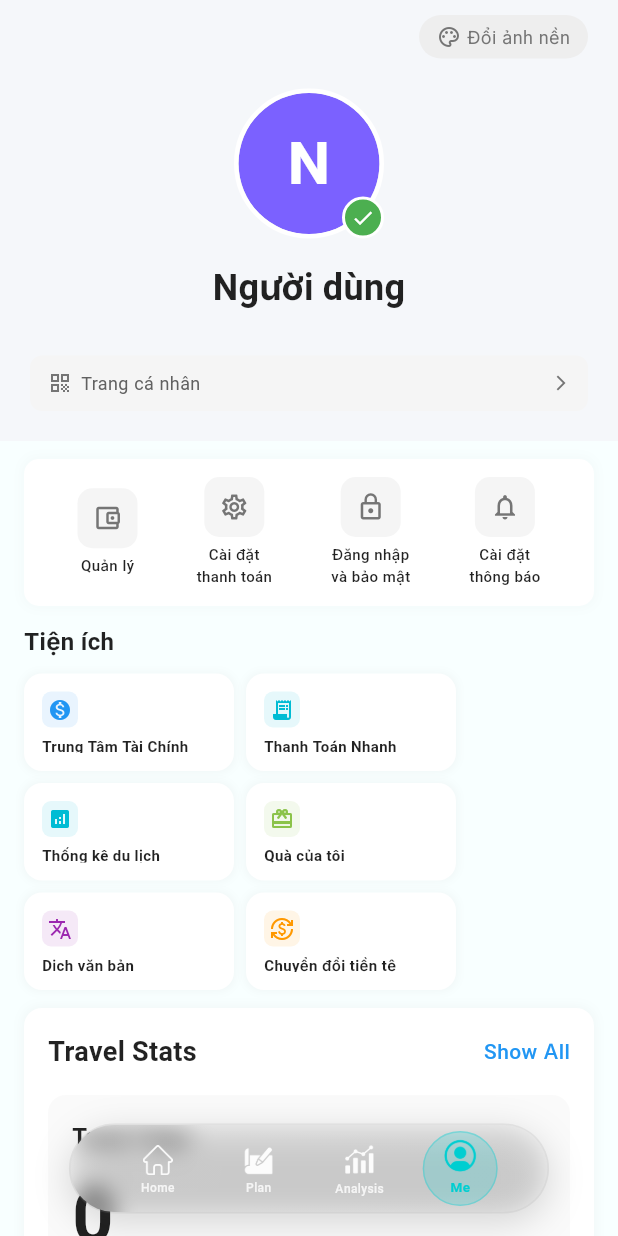
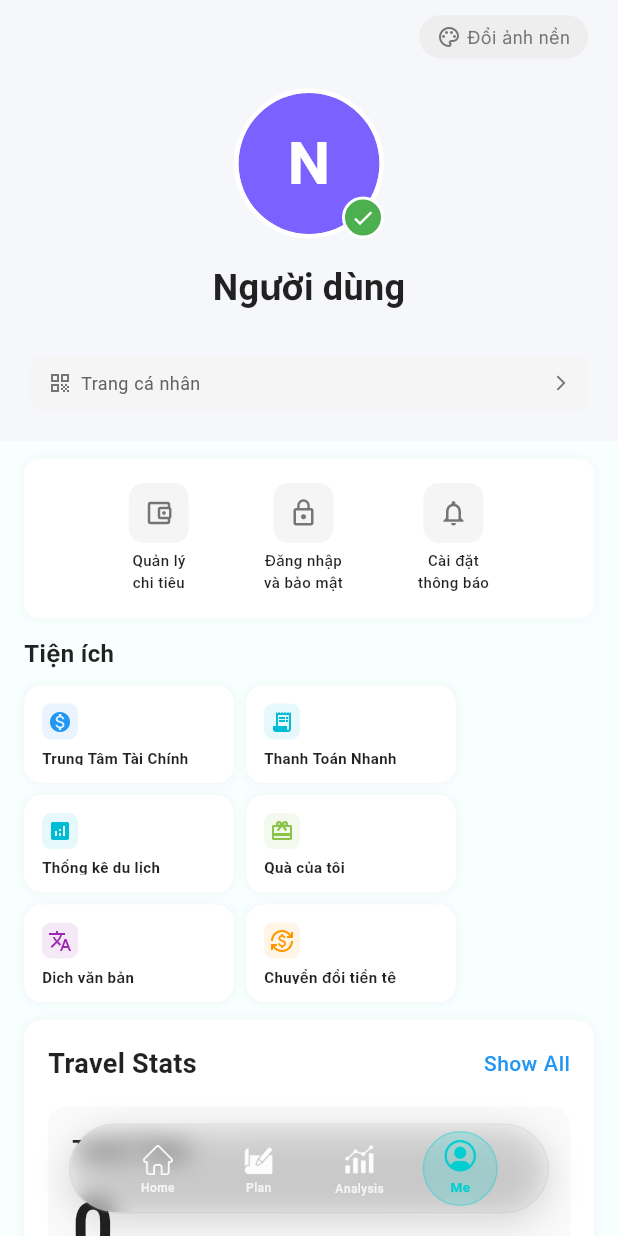
Before and after one commit to lephuckhang186/TravelerApplication, a Flutter app: the screen it shows once a user with an empty profile is signed in, item 4 of the bottom bar chosen, on a phone screen of 412 x 824 dp. Run offline on Flutter 3.47's test engine with Material 3 defaults, Android fonts, the light colour scheme and no system bars; our stand-ins replace cloud_firestore, device_preview, dio, firebase_auth, firebase_core, fl_chart and 6 more; missing offline and left inert: bcrypt; accounts and stored records are empty; network calls fail; Roboto replaces fonts that are missing (Quattrocento).

Commit message:
delete button payment settings

```diff
--- a/lib/screens/settings_screen.dart
+++ b/lib/screens/settings_screen.dart
@@ -558,11 +558,11 @@ class _SettingsScreenState extends State<SettingsScreen>
     );
   }
 
-  /// Quick Actions Section (4 icons) - matching tôi1.jpg
+  /// Quick Actions Section (3 icons) - evenly spaced and balanced
   Widget _buildQuickActions() {
     return Container(
       margin: const EdgeInsets.symmetric(horizontal: 16),
-      padding: const EdgeInsets.symmetric(horizontal: 16, vertical: 12),
+      padding: const EdgeInsets.symmetric(horizontal: 20, vertical: 16),
       decoration: BoxDecoration(
         color: Colors.white,
         borderRadius: BorderRadius.circular(10),
@@ -575,21 +575,14 @@ class _SettingsScreenState extends State<SettingsScreen>
         ],
       ),
       child: Row(
-        mainAxisAlignment: MainAxisAlignment.spaceAround,
+        mainAxisAlignment: MainAxisAlignment.spaceEvenly,
         children: [
           _buildQuickActionItem(
             Icons.account_balance_wallet_outlined,
-            'Quản lý',
+            'Quản lý\nchi tiêu',
             Colors.grey[600]!,
             null,
             () => _onExpenseManagement(),
-          ),
-          _buildQuickActionItem(
-            Icons.settings_outlined,
-            'Cài đặt\nthanh toán',
-            Colors.grey[600]!,
-            null,
-            () => _onPaymentSettings(),
           ),
           _buildQuickActionItem(
             Icons.lock_outline,
```
